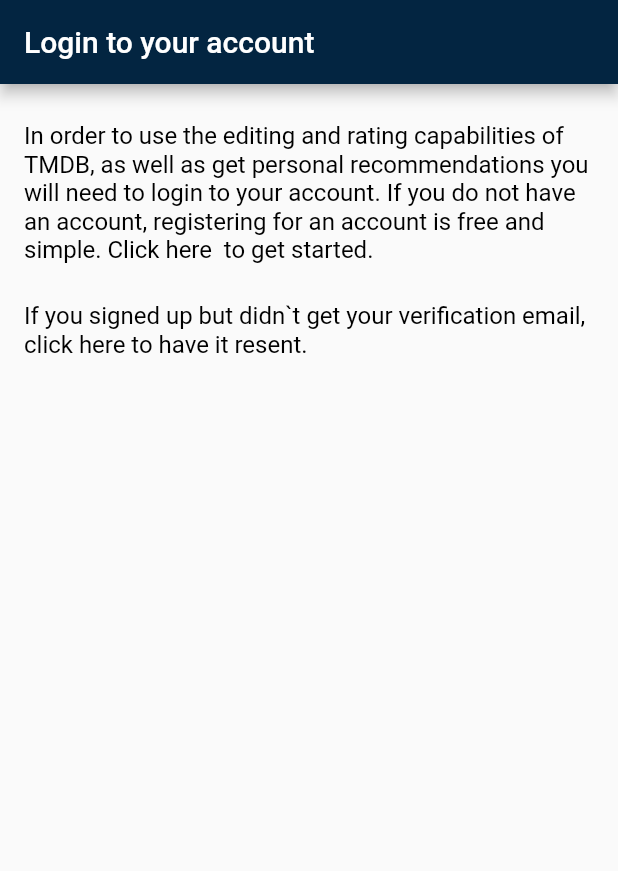
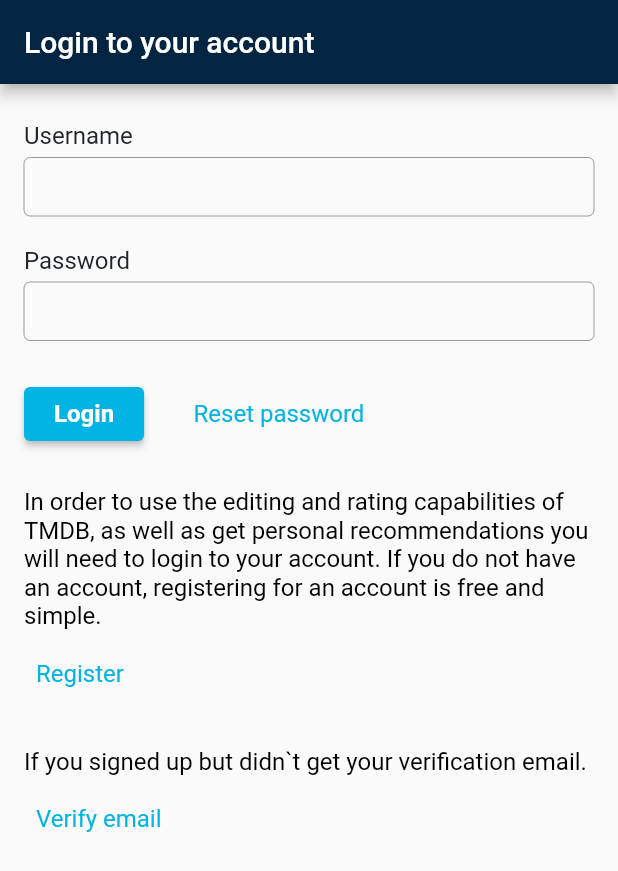
Before and after one commit to zavorgan/kino, a Flutter app: the screen it shows after launch, on a phone screen of 412 x 824 dp. Shown: the top 871 px of the screen. Run offline on Flutter 3.47's test engine with Material 2 defaults, Android fonts, the phone set to English and light mode, and no system bars.

Commit message:
18/03/2022_00:42

```diff
--- /dev/null
+++ b/lib/Theme/app_button_style.dart
@@ -0,0 +1,23 @@
+import 'package:flutter/material.dart';
+
+// abstract class AppButtonStyle {
+//   static final ButtonStyle linkButton = ButtonStyle(
+//     foregroundColor: MaterialStateProperty.all(
+//       const Color(0xFF212529),
+//     ),
+//     textStyle: MaterialStateProperty.all(
+//       const TextStyle(fontSize: 16, fontWeight: FontWeight.w400),
+//     ),
+//   );
+// }
+
+abstract class AppButtonStyle2 {
+  static final ButtonStyle linkButton2 = ButtonStyle(
+    foregroundColor: MaterialStateProperty.all(
+      const Color(0xFF01B4E4),
+    ),
+    textStyle: MaterialStateProperty.all(
+      const TextStyle(fontSize: 16, fontWeight: FontWeight.w400),
+    ),
+  );
+}
--- a/lib/widgets/auth/auth_widget.dart
+++ b/lib/widgets/auth/auth_widget.dart
@@ -1,4 +1,5 @@
 import 'package:flutter/material.dart';
+import 'package:kino/Theme/app_button_style.dart';
 
 class AuthWidget extends StatefulWidget {
   const AuthWidget({Key? key}) : super(key: key);
@@ -33,19 +34,148 @@
     return Padding(
       padding: const EdgeInsets.symmetric(horizontal: 16),
       child: Column(
+        crossAxisAlignment: CrossAxisAlignment.start,
         children: [
           SizedBox(height: 25),
+          _FormWidget(),
+          SizedBox(height: 25),
           Text(
-            'In order to use the editing and rating capabilities of TMDB, as well as get personal recommendations you will need to login to your account. If you do not have an account, registering for an account is free and simple. Click here  to get started.',
+            'In order to use the editing and rating capabilities of TMDB, as well as get personal recommendations you will need to login to your account. If you do not have an account, registering for an account is free and simple.',
             style: textStyle,
+          ),
+          SizedBox(height: 5),
+          TextButton(
+            style: AppButtonStyle2.linkButton2,
+            onPressed: () {},
+            child: Text('Register'),
           ),
           SizedBox(height: 25),
           Text(
-            'If you signed up but didn`t get your verification email, click here to have it resent.',
+            'If you signed up but didn`t get your verification email.',
             style: textStyle,
+          ),
+          SizedBox(height: 5),
+          TextButton(
+            style: AppButtonStyle2.linkButton2,
+            onPressed: () {},
+            child: Text('Verify email'),
           ),
         ],
       ),
     );
   }
 }
+
+class _FormWidget extends StatefulWidget {
+  _FormWidget({Key? key}) : super(key: key);
+
+  @override
+  State<_FormWidget> createState() => __FormWidgetState();
+}
+
+class __FormWidgetState extends State<_FormWidget> {
+  final _loginTextController = TextEditingController();
+  final _passwordTextController = TextEditingController();
+  String? errorText = null;
+
+  void _auth() {
+    final login = _loginTextController.text;
+    final password = _passwordTextController.text;
+    if (login == 'admin' && password == 'admin') {
+      errorText = null;
+      // print('open app');
+    } else {
+      errorText = 'Неверный пароль или логин';
+      // print('show error');
+    }
+    setState(() {});
+  }
+
+  void _resetPassword() {
+    print('reset password');
+  }
+
+  @override
+  Widget build(BuildContext context) {
+    final color = const Color(0xFF01B4E4);
+    final textStyle = const TextStyle(
+      fontSize: 16,
+      color: Color(0xFF212529),
+    );
+    final textFieldDecorator = const InputDecoration(
+      border: OutlineInputBorder(),
+      contentPadding: EdgeInsets.symmetric(horizontal: 10, vertical: 10),
+      isCollapsed: true,
+    );
+    final errorText = this.errorText;
+    return Column(
+      crossAxisAlignment: CrossAxisAlignment.start,
+      children: [
+        if (errorText != null) ...[
+          Text(
+            errorText,
+            style: TextStyle(
+              fontSize: 17,
+              color: Colors.red,
+            ),
+          ),
+          SizedBox(height: 20),
+        ],
+        Text(
+          'Username',
+          style: textStyle,
+        ),
+        SizedBox(height: 5),
+        TextField(
+          controller: _loginTextController,
+          decoration: textFieldDecorator,
+        ),
+        SizedBox(height: 20),
+        Text(
+          'Password',
+          style: textStyle,
+        ),
+        SizedBox(height: 5),
+        TextField(
+          controller: _passwordTextController,
+          decoration: textFieldDecorator,
+          obscureText: true,
+        ),
+        SizedBox(height: 25),
+        Row(
+          children: [
+            ElevatedButton(
+              onPressed: _auth,
+              child: Text('Login'),
+              style: ButtonStyle(
+                backgroundColor: MaterialStateProperty.all(color),
+                foregroundColor: MaterialStateProperty.all(Colors.white),
+                textStyle: MaterialStateProperty.all(
+                  TextStyle(fontSize: 16, fontWeight: FontWeight.w700),
+                ),
+                padding: MaterialStateProperty.all(
+                  EdgeInsets.symmetric(horizontal: 20, vertical: 8),
+                ),
+              ),
+            ),
+            SizedBox(width: 25),
+            TextButton(
+              onPressed: _resetPassword,
+              child: Text('Reset password'),
+              style: AppButtonStyle2.linkButton2,
+
+              // ButtonStyle(
+              //   // foregroundColor: MaterialStateProperty.all(
+              //   //   const Color(0xFF212529),
+              //   // ),
+              //   // textStyle: MaterialStateProperty.all(
+              //   //   const TextStyle(fontSize: 16, fontWeight: FontWeight.w400),
+              //   // ),
+              // ),
+            ),
+          ],
+        ),
+      ],
+    );
+  }
+}
```
